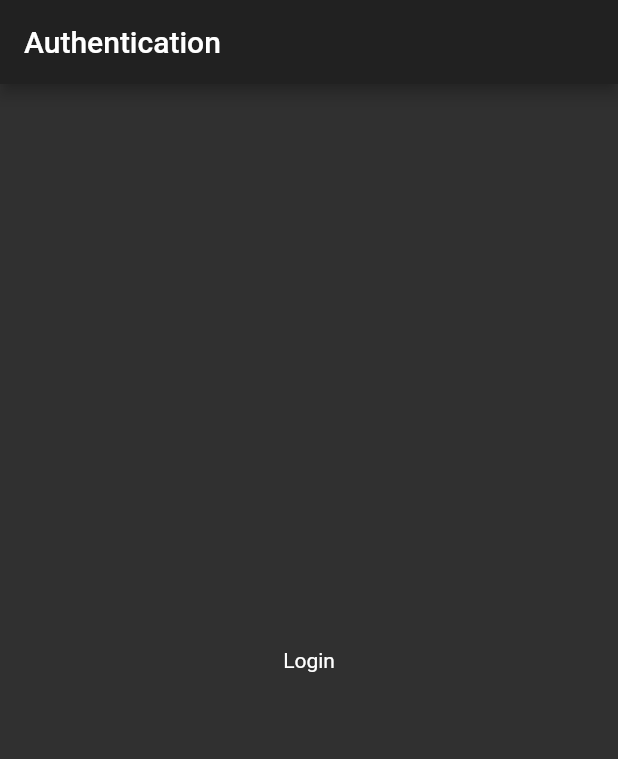
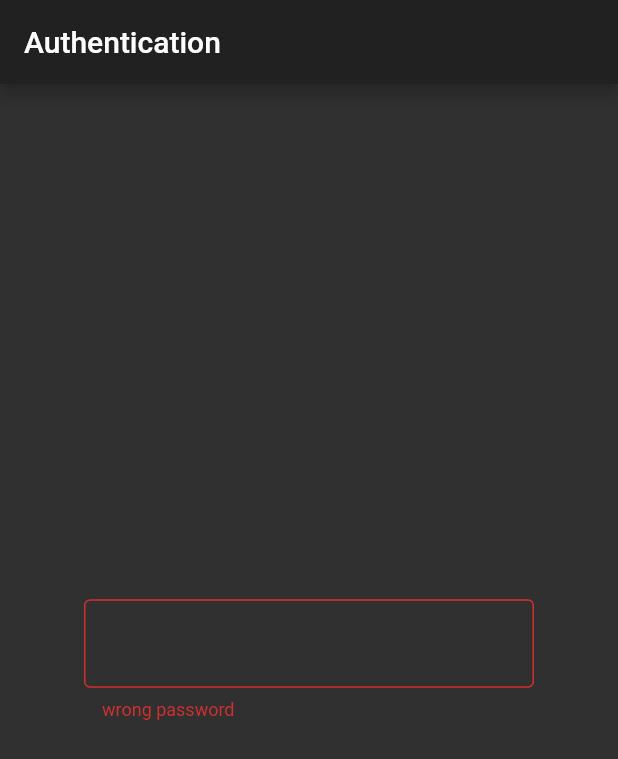
Before and after one commit to w1ll-dev/flutter_local_authentication, a Flutter app: the screen it shows after launch, on a phone screen of 412 x 824 dp. Shown: the top 759 px of the screen. Run offline on Flutter 3.47's test engine with Material 2 defaults, Android fonts, the phone set to English and light mode, and no system bars; missing offline and left inert: flutter_local_auth_invisible.

```diff
--- a/lib/src/auth_page.dart
+++ b/lib/src/auth_page.dart
@@ -1,45 +1,57 @@
 import 'package:flutter/material.dart';
 import 'package:flutter_local_auth_invisible/flutter_local_auth_invisible.dart';
+
+import 'details_page.dart';
 
 class AuthPage extends StatefulWidget {
   @override
   _AuthPageState createState() => _AuthPageState();
 }
 
-class _AuthPageState extends State<AuthPage> {
+class _AuthPageState extends State<AuthPage>
+    with SingleTickerProviderStateMixin {
   final LocalAuthentication _localAuthentication = LocalAuthentication();
+  AnimationController animController;
+  bool _isValidPswd = false;
+  TextEditingController _pswdController = TextEditingController();
+
   @override
   initState() {
     super.initState();
+    animController = AnimationController(
+      duration: const Duration(milliseconds: 300),
+      vsync: this,
+    );
     _authenticate();
   }
 
   Future<void> _authenticate() async {
     if (await _isBiometricAvilable()) {
       await _getListOfBiometricTypes();
-      await _authenticate();
+      await _authenticateUser();
     }
   }
 
   Future<bool> _isBiometricAvilable() async {
     bool isAvilable = false;
     try {
-      return isAvilable = await _localAuthentication.canCheckBiometrics;
+      isAvilable = await _localAuthentication.canCheckBiometrics;
+    } catch (e) {
+      print(e);
+    }
+    return isAvilable;
+  }
+
+  Future<void> _getListOfBiometricTypes() async {
+    try {
+      List<BiometricType> listOfBiometrics =
+          await _localAuthentication.getAvailableBiometrics();
     } catch (e) {
       print(e);
     }
   }
 
-  Future<void> _getListOfBiometricTypes() async {
-    List<BiometricType> listOfBiometrics = [];
-    try {
-      listOfBiometrics = await _localAuthentication.getAvailableBiometrics();
-    } catch (e) {
-      print(e);
-    }
-  }
-
-  Future<bool> _authenticateUser() async {
+  Future<void> _authenticateUser() async {
     bool isAuthenticated = false;
     try {
       isAuthenticated = await _localAuthentication.authenticateWithBiometrics(
@@ -47,20 +59,76 @@ class _AuthPageState extends State<AuthPage> {
         useErrorDialogs: true,
         stickyAuth: true,
       );
+      if (isAuthenticated)
+        Navigator.push(
+          context,
+          MaterialPageRoute(
+            builder: (context) => Details(),
+          ),
+        );
     } catch (e) {
       print(e);
     }
   }
 
+  Widget _pswdForm() => Padding(
+        padding: EdgeInsets.all(8.0),
+        child: TextFormField(
+          controller: _pswdController,
+          onFieldSubmitted: (pswdSubmited) {
+            if (pswdSubmited == "root") {
+              Navigator.push(
+                context,
+                MaterialPageRoute(
+                  builder: (context) => Details(),
+                ),
+              );
+            } else {
+              animController.forward();
+              _isValidPswd = false;
+              _authenticate();
+            }
+          },
+          decoration: InputDecoration(
+            border: OutlineInputBorder(),
+            errorText: _isValidPswd ? null : "wrong password",
+          ),
+        ),
+      );
+
   @override
   Widget build(BuildContext context) {
+    final Animation<double> offsetAnimation = Tween(begin: 0.0, end: 24.0)
+        .chain(CurveTween(curve: Curves.elasticIn))
+        .animate(animController)
+          ..addStatusListener((status) {
+            if (status == AnimationStatus.completed) {
+              animController.reverse();
+            }
+          });
     return Scaffold(
       appBar: AppBar(
         title: Text("Authentication"),
       ),
       body: Center(
-        child: Text("Login"),
+        child: AnimatedBuilder(
+            animation: offsetAnimation,
+            builder: (buildContext, child) {
+              return Container(
+                margin: EdgeInsets.symmetric(horizontal: 24.0),
+                padding: EdgeInsets.only(
+                    left: offsetAnimation.value + 24.0,
+                    right: 24.0 - offsetAnimation.value),
+                child: _pswdForm(),
+              );
+            }),
       ),
     );
   }
+
+  @override
+  void dispose() {
+    animController.dispose();
+    super.dispose();
+  }
 }
```
